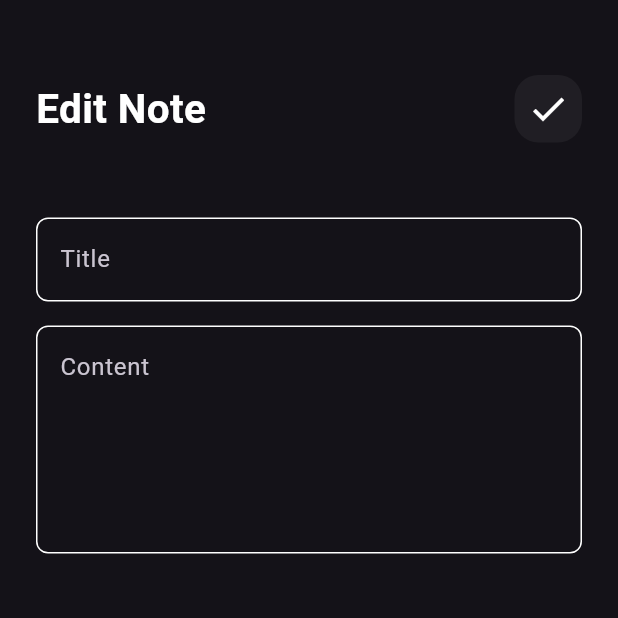
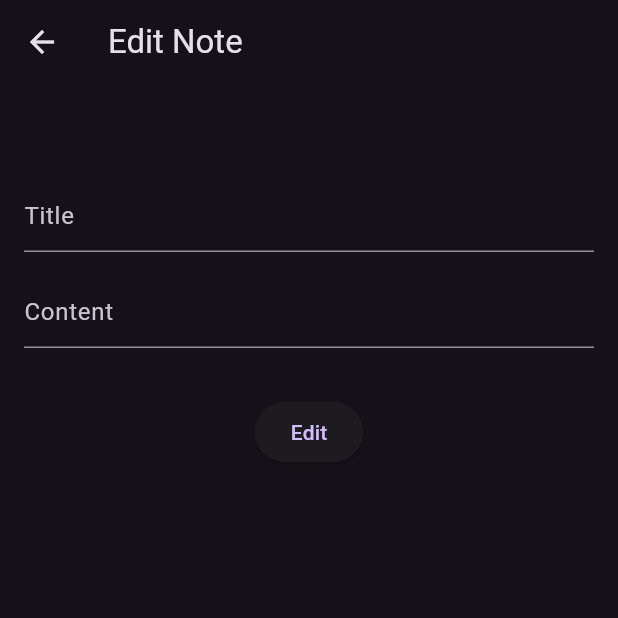
Before and after one commit to ayatahmedd8/Notes_app, a Flutter app: the EditNoteView screen opened directly, on a phone screen of 412 x 824 dp, the top half of it. Run offline on Flutter 3.47's test engine with Material 3 defaults, Android fonts, the phone set to English and light mode, and no system bars; our stand-ins replace hive, hive_flutter; accounts and stored records are empty.

Commit message:
first commit

```diff
--- a/lib/Screens/edit_note.dart
+++ b/lib/Screens/edit_note.dart
@@ -1,84 +1,44 @@
 import 'package:flutter/material.dart';
+import 'package:hive/hive.dart';
+import '../models/note_model.dart';
 
-class EditNoteView extends StatelessWidget{
+class EditNoteView extends StatelessWidget {
+
+  Future<void> editNote(int index, String newTitle, String newContent) async {
+    var box = await Hive.openBox<NoteModel>('notesBox');
+    if (index >= 0 && index < box.length) {
+      NoteModel? note = box.getAt(index);
+      if (note != null) {
+        note.title = newTitle;
+        note.content = newContent;
+        await box.putAt(index, note);
+      }
+    } else {
+      throw Exception('Note not found');
+    }
+  }
 
   @override
   Widget build(BuildContext context) {
-    return  Scaffold(
+    return Scaffold(
+      appBar: AppBar(title: const Text('Edit Note')),
       body: Padding(
-        padding: const EdgeInsets.symmetric(horizontal: 24),
+        padding: const EdgeInsets.symmetric(horizontal: 16, vertical: 32),
         child: Column(
+          mainAxisSize: MainAxisSize.min,
           children: [
-            const SizedBox(height: 50,),
-            Row(
-              children: [
-                const Text(
-                  'Edit Note',
-                  style: TextStyle(
-                    fontWeight: FontWeight.bold,
-                    fontSize: 27,
-                    color: Colors.white,
-                  ),
-                ),
-                const Spacer(),
-                Container(
-                  height: 45,
-                  width: 45,
-                  decoration: BoxDecoration(
-                    borderRadius: BorderRadius.circular(16),
-                    color: Colors.white.withOpacity(0.05),
-                  ),
-                  child:const Icon(
-                    Icons.check,
-                    size: 28,
-                  ),
-                )
-              ],
+            const SizedBox(height: 32),
+            const TextField(
+              decoration:  InputDecoration(hintText: 'Title'),
             ),
-            SizedBox(height: 50,),
-            TextField(
-              maxLines: 1,
-              decoration: InputDecoration(
-                hintText: 'Title',
-                helperStyle:const TextStyle(
-                  color: Color(0xffffcc80),
-                ),
-                border: OutlineInputBorder(
-                    borderRadius: BorderRadius.circular(8),
-                    borderSide: const BorderSide(
-                      color: Colors.white,
-                    )
-                ) ,
-                enabledBorder: OutlineInputBorder(
-                    borderRadius: BorderRadius.circular(8),
-                    borderSide: const BorderSide(
-                      color: Colors.white,
-                    )
-                ) ,
-
-              ),
+            const SizedBox(height: 16),
+            const TextField(
+              decoration:InputDecoration(hintText: 'Content'),
             ),
-            const  SizedBox(height: 16,),
-            TextField(
-              maxLines: 5,
-              decoration: InputDecoration(
-                hintText: 'Content',
-                helperStyle:const TextStyle(
-                  color: Color(0xffffcc80),
-                ),
-                border: OutlineInputBorder(
-                    borderRadius: BorderRadius.circular(8),
-                    borderSide: const BorderSide(
-                      color: Colors.white,
-                    )
-                ) ,
-                enabledBorder: OutlineInputBorder(
-                    borderRadius: BorderRadius.circular(8),
-                    borderSide: const BorderSide(
-                      color: Colors.white,
-                    )
-                ) ,
-              ),
+            const SizedBox(height: 32),
+            ElevatedButton(
+              onPressed: () async {},
+              child: const Text('Edit'),
             ),
           ],
         ),
--- a/lib/Screens/notes_list_page.dart
+++ b/lib/Screens/notes_list_page.dart
@@ -1,7 +1,6 @@
 import 'package:flutter/material.dart';
 import 'package:hive/hive.dart';
 import 'package:hive_flutter/adapters.dart';
-
 import '../models/note_model.dart';
 import 'edit_note.dart';
 
@@ -10,15 +9,6 @@ class NotesList extends StatelessWidget {
 
   void deleteNote(int index) {
     notesBox.deleteAt(index);
-  }
-
-  void _openEditNoteView(BuildContext context, NoteModel note) {
-    showModalBottomSheet(
-      context: context,
-      builder: (context) {
-        return EditNoteView();
-      },
-    );
   }
 
   @override
@@ -31,7 +21,6 @@ class NotesList extends StatelessWidget {
             child: Text('No Notes yet!'),
           );
         }
-
         return GridView.builder(
           gridDelegate: const SliverGridDelegateWithFixedCrossAxisCount(
             crossAxisCount: 2,
@@ -44,9 +33,8 @@ class NotesList extends StatelessWidget {
             return GestureDetector(
               onTap: () {
                 Navigator.push(context, MaterialPageRoute(builder: (context) {
-                  return EditNoteView();
+                  return  EditNoteView();
                 },));
-
               },
               child: Container(
                 padding: const EdgeInsets.all(8.0),
--- a/lib/Screens/notes_page.dart
+++ b/lib/Screens/notes_page.dart
@@ -33,11 +33,6 @@ class _NotesPageState extends State<NotesPage> {
     };
     notesBox?.add(newNote);
     setState(() {});
-
-    // Show a success message
-    ScaffoldMessenger.of(context).showSnackBar(
-      SnackBar(content: Text('Note added successfully!')),
-    );
 
   }
 
```
